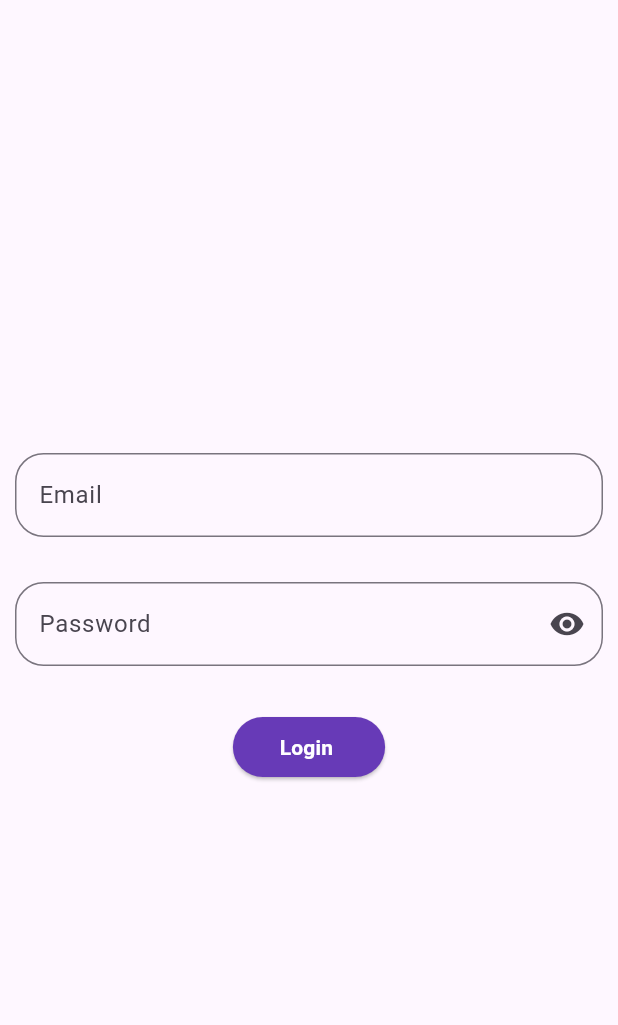
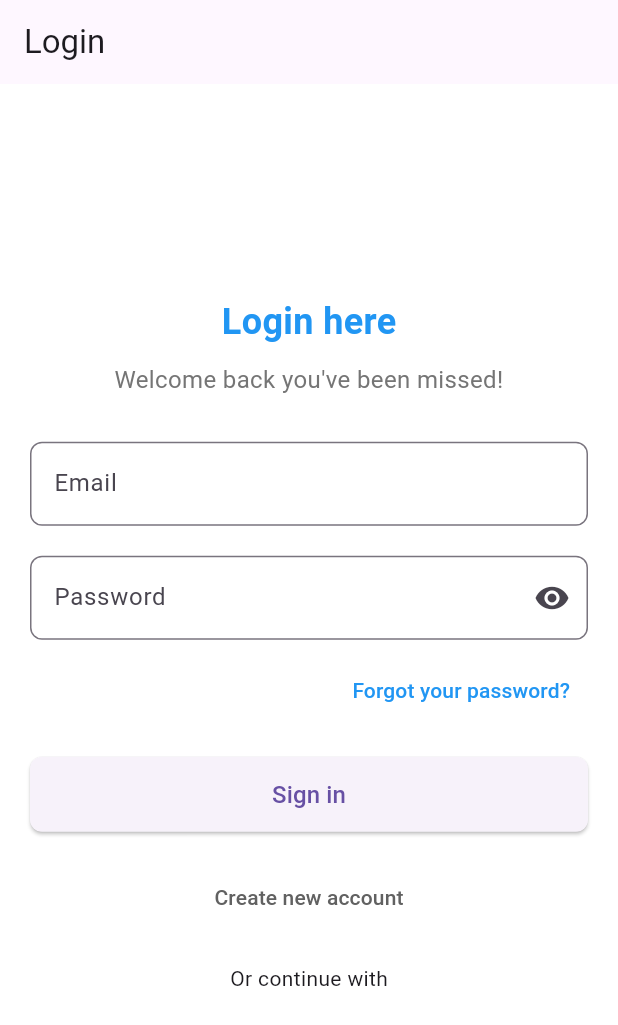
Before and after one commit to kmsdkmsd007/qrone, a Flutter app: the screen it shows after launch, on a phone screen of 412 x 824 dp. Shown: the top 1025 px of the screen. Run offline on Flutter 3.47's test engine with Material 3 defaults, Android fonts, the phone set to English and light mode, and no system bars.

Commit message:
add theme

```diff
--- a/lib/main.dart
+++ b/lib/main.dart
@@ -13,8 +13,7 @@
   Widget build(BuildContext context) {
     return MaterialApp(
       title: 'Flutter Demo',
-      theme: ThemeData.light(),
-      home: Loginscreen(),
+      home: LoginPage(),
     );
   }
 }
--- a/lib/ui/login_screen.dart
+++ b/lib/ui/login_screen.dart
@@ -1,14 +1,13 @@
 import 'package:flutter/material.dart';
 
-class Loginscreen extends StatefulWidget {
-  const Loginscreen({super.key});
+class LoginPage extends StatefulWidget {
+  const LoginPage({super.key});
 
   @override
-  LoginscreenState createState() => LoginscreenState();
+  State<LoginPage> createState() => _LoginPageState();
 }
 
-class LoginscreenState extends State<Loginscreen> {
-  // State variables
+class _LoginPageState extends State<LoginPage> {
   final formKey = GlobalKey<FormState>();
   TextEditingController emailController = TextEditingController();
   TextEditingController passwordController = TextEditingController();
@@ -31,20 +30,56 @@ class LoginscreenState extends State<Loginscreen> {
   @override
   Widget build(BuildContext context) {
     return Scaffold(
-      body: Form(
+      appBar: AppBar(
+        title: Text('Login'),
+      ),
+      backgroundColor: Colors.white,
+      body: Center(
+        child: SingleChildScrollView(
+          child: Padding(
+            padding: const EdgeInsets.symmetric(horizontal: 20.0),
+            child: Form(
               key: formKey,
-        child: Padding(
-          padding: const EdgeInsets.only(right: 10, left: 10),
               child: Column(
-            mainAxisAlignment: MainAxisAlignment.center,
-            spacing: 30,
+                crossAxisAlignment: CrossAxisAlignment.center,
                 children: [
+                  // Title
+                  Text(
+                    "Login here",
+                    style: TextStyle(
+                      fontSize: 24.0,
+                      fontWeight: FontWeight.bold,
+                      color: Colors.blue,
+                    ),
+                  ),
+                  const SizedBox(height: 10),
+                  // Subtitle
+                  Text(
+                    "Welcome back you've been missed!",
+                    style: TextStyle(
+                      fontSize: 16.0,
+                      color: Colors.grey[600],
+                    ),
+                    textAlign: TextAlign.center,
+                  ),
+                  const SizedBox(height: 30),
+                  // Email TextField
+                  // TextField(
+                  //   decoration: InputDecoration(
+                  //     labelText: "Email",
+                  //     border: OutlineInputBorder(
+                  //       borderRadius: BorderRadius.circular(8.0),
+
+                  //     ),
+
+                  //   ),
+                  // ),
                   TextFormField(
                     controller: emailController,
                     decoration: InputDecoration(
                       border: OutlineInputBorder(
                           borderSide: BorderSide(color: Colors.black),
-                      borderRadius: BorderRadius.circular(19)),
+                          borderRadius: BorderRadius.circular(8.0)),
                       errorBorder: OutlineInputBorder(
                           borderSide: BorderSide(color: Colors.red)),
                       labelText: 'Email',
@@ -56,12 +91,14 @@ class LoginscreenState extends State<Loginscreen> {
                       return null;
                     },
                   ),
+                  const SizedBox(height: 20),
+                  // Password TextField
                   TextFormField(
                     controller: passwordController,
                     obscureText: isObscured,
                     decoration: InputDecoration(
                       border: OutlineInputBorder(
-                      borderRadius: BorderRadius.circular(19)),
+                          borderRadius: BorderRadius.circular(8.0)),
                       errorBorder: OutlineInputBorder(
                           borderSide: BorderSide(color: Colors.red)),
                       labelText: 'Password',
@@ -83,33 +120,62 @@ class LoginscreenState extends State<Loginscreen> {
                       return null;
                     },
                   ),
+                  const SizedBox(height: 10),
+                  // Forgot password link
+                  Align(
+                    alignment: Alignment.centerRight,
+                    child: TextButton(
+                      onPressed: () {
+                        // Add your forgot password logic
+                      },
+                      child: Text(
+                        "Forgot your password?",
+                        style: TextStyle(color: Colors.blue),
+                      ),
+                    ),
+                  ),
+                  const SizedBox(height: 20),
+                  // Sign In Button
                   ElevatedButton(
-                style: ElevatedButton.styleFrom(
-                  backgroundColor: Colors.deepPurple,
-                ),
                     onPressed: () {
                       if (formKey.currentState!.validate()) {
                         login();
                       }
                     },
-                child: Text(
-                  '  Login   ',
-                  style: TextStyle(
-                      color: Colors.white, fontWeight: FontWeight.bold),
+                    style: ElevatedButton.styleFrom(
+                      minimumSize:
+                          Size(double.infinity, 50), // Full width button
+                      shape: RoundedRectangleBorder(
+                        borderRadius: BorderRadius.circular(8.0),
                       ),
                     ),
+                    child: Text(
+                      "Sign in",
+                      style: TextStyle(fontSize: 16.0),
+                    ),
+                  ),
+                  const SizedBox(height: 20),
+                  // Create new account link
+                  TextButton(
+                    onPressed: () {
+                      // Add your create account logic
+                    },
+                    child: Text(
+                      "Create new account",
+                      style: TextStyle(color: Colors.grey[700]),
+                    ),
+                  ),
+                  const SizedBox(height: 20),
+                  // Or continue with
+                  Text("Or continue with"),
+                  const SizedBox(height: 20),
+                  // Social Media Buttons
                 ],
+              ),
+            ),
           ),
         ),
       ),
     );
   }
-
-  // Important: Always dispose controllers to prevent memory leaks
-  @override
-  void dispose() {
-    emailController.dispose();
-    passwordController.dispose();
-    super.dispose();
 }
-}
```
Also changed, not shown: lib/theme.dart (added, +386 -0 lines). Lines whose indentation alone changed are shown as unchanged.
